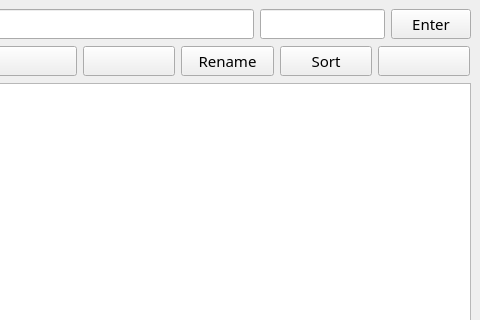
Qt form mainwindow.ui (Snapky06/FileExplorer) before a commit; both pictures show x 320 to 800 and y 0 to 320 of the 800 by 600 pixel window.
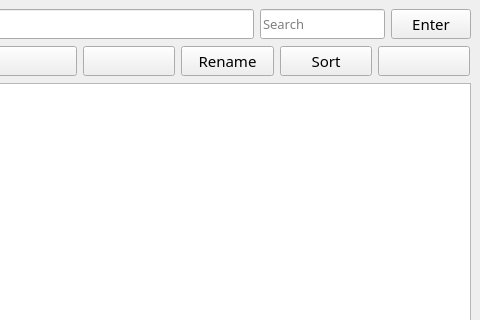
The same form after that commit. Icons and pictures are not drawn.

Patch:
```diff
--- a/mainwindow.ui
+++ b/mainwindow.ui
@@ -113,6 +113,9 @@
           <pointsize>10</pointsize>
          </font>
         </property>
+        <property name="placeholderText">
+         <string>Search</string>
+        </property>
        </widget>
       </item>
       <item>
```
Left out of the diff: 3 changed lines with no effect on the pictures.
